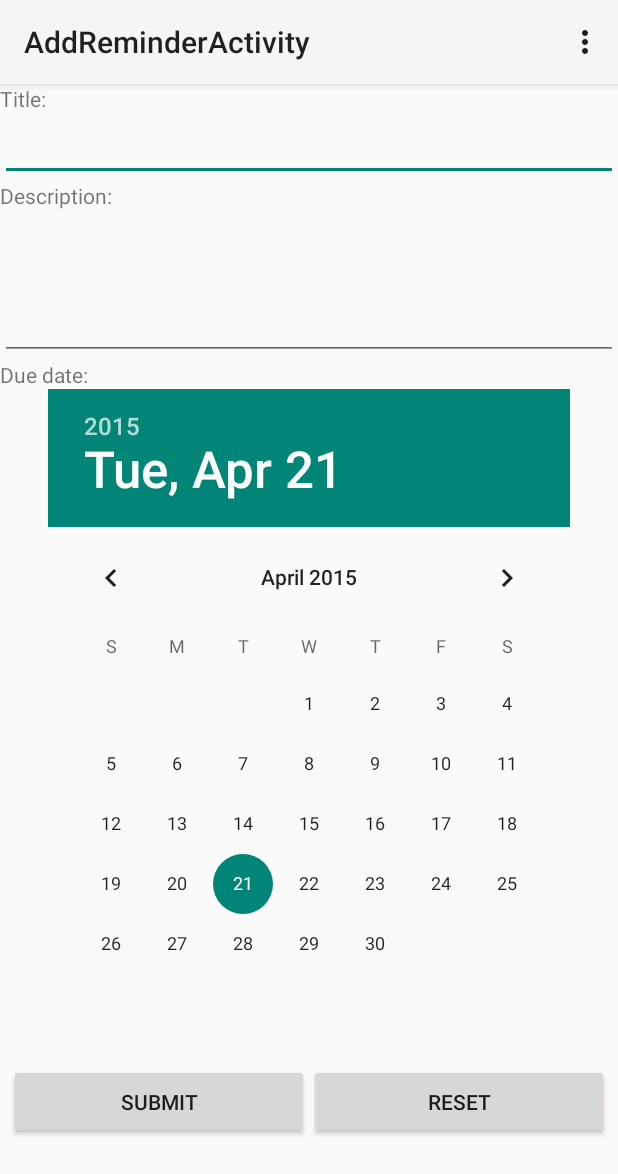
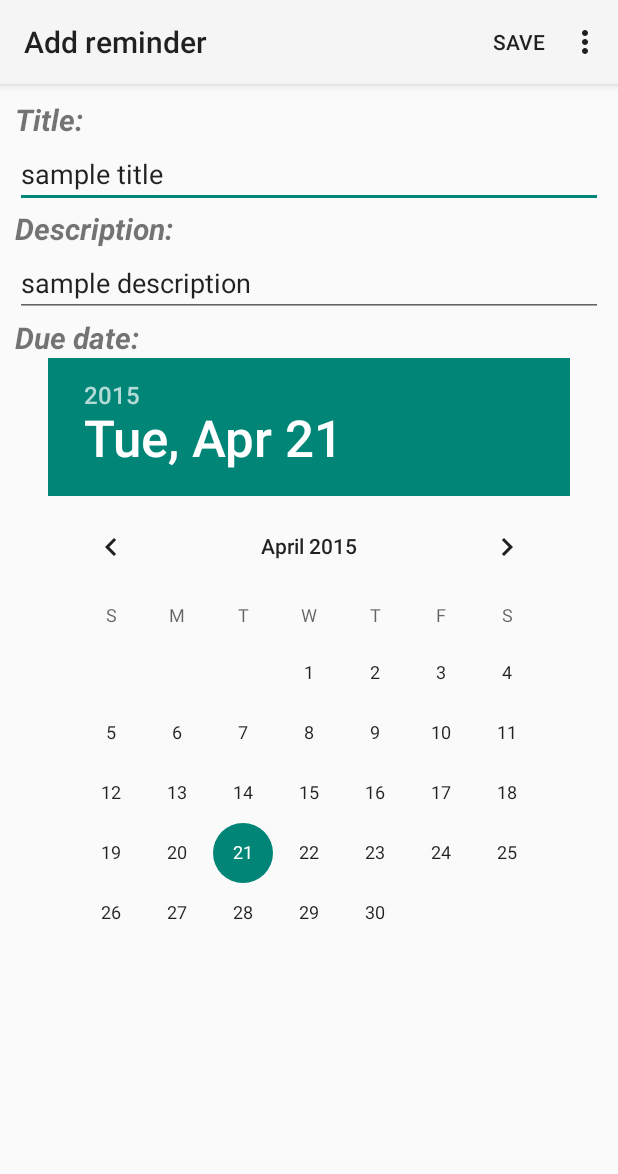
Before and after one commit to zippoobbiz/FIT4039-Android-week4lab, an Android app: the AddReminderActivity screen opened directly, with no data from a screen before it, on a phone screen of 412 x 824 dp. Shown: the top 1174 px of the screen. Run offline under Robolectric (Android 15) with nearby library versions, the phone set to English and light mode, and no system bars.

Commit message:
change many things
fix layout
change date format
change button

```diff
--- a/app/src/main/AndroidManifest.xml
+++ b/app/src/main/AndroidManifest.xml
@@ -8,7 +8,7 @@
         android:label="@string/app_name"
         android:theme="@style/AppTheme" >
         <activity
-            android:name=".ReminderListActivity"
+            android:name="com.assignment.xiaoduo.week4lab.ReminderListActivity"
             android:label="@string/app_name" >
             <intent-filter>
                 <action android:name="android.intent.action.MAIN" />
@@ -17,11 +17,11 @@
             </intent-filter>
         </activity>
         <activity
-            android:name=".AddReminderActivity"
+            android:name="com.assignment.xiaoduo.week4lab.AddReminderActivity"
             android:label="@string/title_activity_add_reminder" >
         </activity>
         <activity
-            android:name=".ShowReminderActivity"
+            android:name="com.assignment.xiaoduo.week4lab.ShowReminderActivity"
             android:label="@string/title_activity_show_reminder" >
         </activity>
     </application>
--- a/app/src/main/java/com/assignment/xiaoduo/week4lab/AddReminderActivity.java
+++ b/app/src/main/java/com/assignment/xiaoduo/week4lab/AddReminderActivity.java
@@ -7,6 +7,7 @@ import android.util.Log;
 import android.view.Menu;
 import android.view.MenuItem;
 import android.view.View;
+import android.view.WindowManager;
 import android.widget.Button;
 import android.widget.DatePicker;
 import android.widget.EditText;
@@ -20,7 +21,6 @@ public class AddReminderActivity extends Activity {
 
     EditText title_et, description_et;
     DatePicker dueDate_dp;
-    Button submit_bt, reset_bt;
     @Override
     protected void onCreate(Bundle savedInstanceState) {
         super.onCreate(savedInstanceState);
@@ -29,42 +29,33 @@ public class AddReminderActivity extends Activity {
         title_et = (EditText)this.findViewById(R.id.title_et);
         description_et = (EditText)this.findViewById(R.id.description_et);
         dueDate_dp = (DatePicker)this.findViewById(R.id.due_date_tp);
-        submit_bt = (Button)this.findViewById(R.id.submit_bt);
-        reset_bt = (Button)this.findViewById(R.id.reset_bt);
-        submit_bt.setOnClickListener(new View.OnClickListener() {
-            @Override
-            public void onClick(View view) {
-                Toast.makeText(AddReminderActivity.this, "Button Clicked", Toast.LENGTH_SHORT).show();
-                Reminder r = new Reminder();
-                r.setTitle(title_et.getText().toString());
-                r.setDescription(description_et.getText().toString());
-                r.setDueDate(new Date(dueDate_dp.getYear(),dueDate_dp.getMonth(),dueDate_dp.getDayOfMonth()));
-                r.setCompleted(false);
-
-                Intent returnIntent = new Intent();
-                returnIntent.putExtra("reminder",r);
-                setResult(RESULT_OK, returnIntent);
-                finish();
-
-                Log.i("AddReminderActivity", "submit");
-
-            }
-
-        });
-        reset_bt.setOnClickListener(new View.OnClickListener() {
-            @Override
-            public void onClick(View view) {
-                title_et.setText("");
-                description_et.setText("");
-                Calendar c = Calendar.getInstance();
-                int mYear = c.get(Calendar.YEAR);
-                int mMonth = c.get(Calendar.MONTH);
-                int mDay = c.get(Calendar.DAY_OF_MONTH);
-                dueDate_dp.init(mYear,mMonth,mDay,null);
-                Log.i("AddReminderActivity", "reset");
-            }
-
-        });
+        title_et.setText("sample title");
+        description_et.setText("sample description");
+//        submit_bt = (Button)this.findViewById(R.id.submit_bt);
+//        reset_bt = (Button)this.findViewById(R.id.reset_bt);
+//        submit_bt.setOnClickListener(new View.OnClickListener() {
+//            @Override
+//            public void onClick(View view) {
+//
+//
+//            }
+//
+//        });
+//        reset_bt.setOnClickListener(new View.OnClickListener() {
+//            @Override
+//            public void onClick(View view) {
+//                title_et.setText("");
+//                description_et.setText("");
+//                Calendar c = Calendar.getInstance();
+//                int mYear = c.get(Calendar.YEAR);
+//                int mMonth = c.get(Calendar.MONTH);
+//                int mDay = c.get(Calendar.DAY_OF_MONTH);
+//                dueDate_dp.init(mYear,mMonth,mDay,null);
+//                Log.i("AddReminderActivity", "reset");
+//            }
+//
+//        });
+        getWindow().setSoftInputMode(WindowManager.LayoutParams.SOFT_INPUT_STATE_HIDDEN);
     }
 
 
@@ -85,6 +76,21 @@ public class AddReminderActivity extends Activity {
         //noinspection SimplifiableIfStatement
         if (id == R.id.action_settings) {
             return true;
+        }else if(id == R.id.action_save)
+        {
+            Toast.makeText(AddReminderActivity.this, "Button Clicked", Toast.LENGTH_SHORT).show();
+            Reminder r = new Reminder();
+            r.setTitle(title_et.getText().toString());
+            r.setDescription(description_et.getText().toString());
+            r.setDueDate(new Date(dueDate_dp.getYear(),dueDate_dp.getMonth(),dueDate_dp.getDayOfMonth()));
+            r.setCompleted(false);
+
+            Intent returnIntent = new Intent();
+            returnIntent.putExtra("reminder",r);
+            setResult(RESULT_OK, returnIntent);
+            finish();
+
+            Log.i("AddReminderActivity", "submit");
         }
 
         return super.onOptionsItemSelected(item);
--- a/app/src/main/java/com/assignment/xiaoduo/week4lab/ReminderAdapter.java
+++ b/app/src/main/java/com/assignment/xiaoduo/week4lab/ReminderAdapter.java
@@ -7,7 +7,6 @@ import android.widget.BaseAdapter;
 import android.view.LayoutInflater;
 import android.widget.TextView;
 
-import java.util.ArrayList;
 import java.util.List;
 
 /**
@@ -47,7 +46,8 @@ public class ReminderAdapter extends BaseAdapter {
         TextView item_title_et = (TextView) convertView.findViewById(R.id.item_title_et);
         TextView item_due_date_et = (TextView) convertView.findViewById(R.id.item_due_date_et);
         item_title_et.setText(reminder.getTitle());
-        item_due_date_et.setText(reminder.getDueDate().toString());
+
+        item_due_date_et.setText(reminder.getDueDate().getDate()+"-"+( reminder.getDueDate().getMonth()+ 1 )+"-"+reminder.getDueDate().getYear());
 
         return convertView;
     }
--- a/app/src/main/java/com/assignment/xiaoduo/week4lab/ReminderListActivity.java
+++ b/app/src/main/java/com/assignment/xiaoduo/week4lab/ReminderListActivity.java
@@ -3,7 +3,6 @@ package com.assignment.xiaoduo.week4lab;
 import android.app.Activity;
 import android.content.Intent;
 import android.os.Bundle;
-import android.provider.Telephony;
 import android.util.Log;
 import android.view.Menu;
 import android.view.MenuItem;
--- a/app/src/main/res/layout/activity_add_reminder.xml
+++ b/app/src/main/res/layout/activity_add_reminder.xml
@@ -3,9 +3,18 @@
     android:layout_width="match_parent"
     android:layout_height="match_parent"
     android:orientation="vertical"
+    android:layout_margin="10dp"
     tools:context=".ReminderList">
-
+    <ScrollView
+        android:layout_width="match_parent"
+        android:layout_height="match_parent">
+<LinearLayout
+    android:layout_width="match_parent"
+    android:layout_height="wrap_content"
+    android:orientation="vertical">
     <TextView
+        android:textStyle="italic|bold"
+        android:textSize="20dp"
         android:layout_width="match_parent"
         android:layout_height="wrap_content"
         android:text="@string/add_reminder_title"/>
@@ -15,17 +24,21 @@
         android:layout_height="wrap_content"/>
 
     <TextView
+        android:textStyle="italic|bold"
+        android:textSize="20dp"
         android:layout_width="match_parent"
         android:layout_height="wrap_content"
         android:text="@string/add_reminder_description"/>
     <EditText
         android:id="@+id/description_et"
         android:layout_width="match_parent"
-        android:layout_height="100dp"
+        android:layout_height="wrap_content"
         android:inputType="textImeMultiLine"
         android:gravity="left|top"/>
 
     <TextView
+        android:textStyle="italic|bold"
+        android:textSize="20dp"
         android:layout_width="match_parent"
         android:layout_height="wrap_content"
         android:text="@string/add_reminder_due_date"/>
@@ -34,22 +47,6 @@
         android:layout_width="wrap_content"
         android:layout_height="wrap_content"
         android:layout_gravity="center_horizontal"/>
-
-    <LinearLayout
-        android:layout_marginTop="20dp"
-        android:layout_width="match_parent"
-        android:layout_height="50dp"
-        android:orientation="horizontal"
-        android:gravity="center">
-    <Button
-        android:layout_width="200dp"
-        android:layout_height="match_parent"
-        android:id="@+id/submit_bt"
-        android:text="@string/add_reminder_submit"/>
-     <Button
-            android:layout_width="200dp"
-            android:layout_height="match_parent"
-            android:id="@+id/reset_bt"
-            android:text="@string/add_reminder_reset"/>
-    </LinearLayout>
 </LinearLayout>
+    </ScrollView>
+</LinearLayout>
--- a/app/src/main/res/menu/menu_add_reminder.xml
+++ b/app/src/main/res/menu/menu_add_reminder.xml
@@ -1,6 +1,11 @@
 <menu xmlns:android="http://schemas.android.com/apk/res/android"
     xmlns:tools="http://schemas.android.com/tools"
     tools:context="com.assignment.xiaoduo.week4lab.AddReminderActivity">
-    <item android:id="@+id/action_settings" android:title="@string/action_settings"
-        android:orderInCategory="100" android:showAsAction="never" />
+    <item android:id="@+id/action_save"
+        android:title="@string/action_save"
+        android:showAsAction="always" />
+    <item android:id="@+id/action_settings"
+        android:title="@string/action_settings"
+        android:orderInCategory="100"
+        android:showAsAction="never" />
 </menu>
--- a/app/src/main/res/menu/menu_reminder_list.xml
+++ b/app/src/main/res/menu/menu_reminder_list.xml
@@ -2,7 +2,6 @@
     xmlns:tools="http://schemas.android.com/tools"
     tools:context=".ReminderList">
     <item android:id="@+id/action_add"
-        android:icon="@drawable/ic_action_add"
         android:title="@string/action_add"
         android:showAsAction="ifRoom" />
     <item android:id="@+id/action_settings"
--- a/app/src/main/res/menu/menu_show_reminder.xml
+++ b/app/src/main/res/menu/menu_show_reminder.xml
@@ -1,6 +1,9 @@
 <menu xmlns:android="http://schemas.android.com/apk/res/android"
     xmlns:tools="http://schemas.android.com/tools"
     tools:context="com.assignment.xiaoduo.week4lab.ShowReminderActivity">
+    <item android:id="@+id/action_save"
+        android:title="@string/action_save"
+        android:showAsAction="always" />
     <item android:id="@+id/action_settings" android:title="@string/action_settings"
         android:orderInCategory="100" android:showAsAction="never" />
 </menu>
```
Also changed, not shown: app/src/main/java/com/assignment/xiaoduo/week4lab/ShowReminderActivity.java (+31 -23 lines), app/src/main/res/layout/activity_show_reminder.xml (+23 -24 lines), app/src/main/res/values/strings.xml (+4 -3 lines), app/src/main/res/drawable/ic_action_add.png (deleted).
